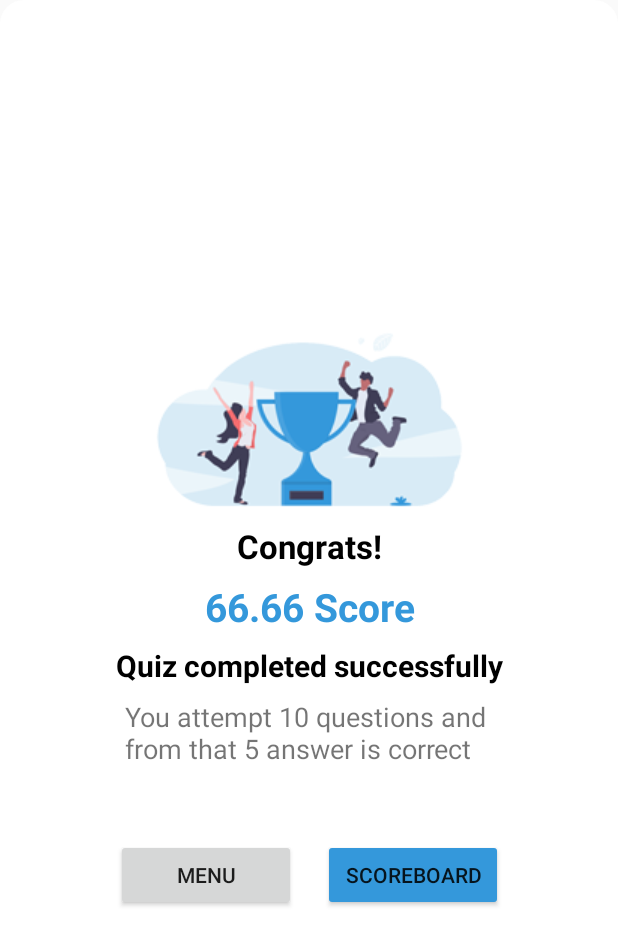
After one commit to fifoaugie06/Kasitom, an Android app: the layout dialog_scoreboard.xml on its own in the app's theme, with its tools: preview values and no code run, on a phone screen of 412 x 824 dp. The commit adds this screen. Shown: the top 945 px of the screen. Run offline under Robolectric (Android 15) with nearby library versions, the phone set to English and light mode, and no system bars.

Commit message:
update ui scoreboard

```diff
--- a/app/src/main/java/com/example/kasitom/quiz/QuizActivity.java
+++ b/app/src/main/java/com/example/kasitom/quiz/QuizActivity.java
@@ -4,17 +4,22 @@ import androidx.annotation.NonNull;
 import androidx.annotation.Nullable;
 import androidx.appcompat.app.AppCompatActivity;
 
+import android.app.Dialog;
 import android.graphics.Color;
 import android.graphics.Typeface;
+import android.graphics.drawable.ColorDrawable;
 import android.graphics.drawable.Drawable;
+import android.graphics.drawable.InsetDrawable;
 import android.os.Bundle;
 import android.os.CountDownTimer;
 import android.os.Handler;
 import android.util.Log;
 import android.view.MenuItem;
 import android.view.View;
+import android.view.Window;
 import android.view.animation.RotateAnimation;
 import android.widget.Button;
+import android.widget.LinearLayout;
 import android.widget.ProgressBar;
 import android.widget.TextView;
 import android.widget.Toast;
@@ -62,7 +67,6 @@ public class QuizActivity extends AppCompatActivity {
 
         initView();
         countQuestionData(); //Count max data quiz Firebase
-
 
         getSupportActionBar().hide();
     }
@@ -284,7 +288,6 @@ public class QuizActivity extends AppCompatActivity {
         }
     }
 
-
     private void reverseTimer(long countQuestion) {
         RotateAnimation makeVertical = new RotateAnimation(0, -90, RELATIVE_TO_SELF, 0.5f, RELATIVE_TO_SELF, 0.5f);
         makeVertical.setFillAfter(true);
@@ -341,7 +344,7 @@ public class QuizActivity extends AppCompatActivity {
         submitScoreBoard(new dataScoreBoard(googleSignInAccount.getDisplayName(), googleSignInAccount.getPhotoUrl().toString(),
                 String.valueOf(correct), decim.format(nilai)));
 
-        //Toast.makeText(QuizActivity.this, decim.format(nilai), Toast.LENGTH_LONG).show();
+        showDialogGameOver(decim.format(nilai), String.valueOf(correct), daftarQuiz.size());
     }
 
     private void submitScoreBoard(final dataScoreBoard dataScoreBoard) {
@@ -358,7 +361,7 @@ public class QuizActivity extends AppCompatActivity {
 
                         @Override
                         public void onDataChange(@NonNull DataSnapshot dataSnapshot) {
-
+                            // Jika child sudah dibuat
                             // Cek apakah nilai yang baru didapat lebih besar dari nilai di database
                             // jika iya replace nilai didatabase
                             float nilaiBaru = Float.parseFloat(decim.format(nilai));
@@ -378,6 +381,7 @@ public class QuizActivity extends AppCompatActivity {
                         }
                     });
                 }else {
+                    // Jika child belum ada, buat child dan isi dulu untuk pertama kali
                     database.child("scoreboard")
                             .child(dataScoreBoard.getNama())
                             .setValue(dataScoreBoard)
@@ -397,7 +401,8 @@ public class QuizActivity extends AppCompatActivity {
         });
     }
 
-    private void updateNilaiBaru(dataScoreBoard dataScoreBoard) {
+    // Jika ada nilai lebih besar dari yang ada didatabase update nilai
+    private void updateNilaiBaru(final dataScoreBoard dataScoreBoard) {
         database.child("scoreboard")
                 .child(dataScoreBoard.getNama())
                 .setValue(dataScoreBoard).addOnSuccessListener(new OnSuccessListener<Void>() {
@@ -408,6 +413,24 @@ public class QuizActivity extends AppCompatActivity {
         });
     }
 
+    private void showDialogGameOver(String nilai, String correct, int size) {
+        final Dialog dialog;
+        dialog = new Dialog(this);
+        Window window = dialog.getWindow();
+
+        window.setBackgroundDrawable(new InsetDrawable(new ColorDrawable(Color.TRANSPARENT), 50));
+        dialog.setContentView(R.layout.dialog_scoreboard);
+        dialog.show();
+        final TextView tvScore, tvAttempt;
+
+        tvScore = dialog.findViewById(R.id.tv_Score);
+        tvAttempt = dialog.findViewById(R.id.tv_attempt);
+
+        window.setLayout(LinearLayout.LayoutParams.MATCH_PARENT, LinearLayout.LayoutParams.WRAP_CONTENT);
+
+        tvScore.setText(nilai + " Score");
+        tvAttempt.setText("You attempt " + size + " questions and\nfrom that " + correct + " answer is correct");
+    }
 
     private void clearAnswer(Button button) {
         Drawable drawable = getResources().getDrawable(ic_edittext_style);
--- /dev/null
+++ b/app/src/main/res/drawable/ic_dialogscore_style.xml
@@ -0,0 +1,7 @@
+<?xml version="1.0" encoding="utf-8"?>
+<shape xmlns:android="http://schemas.android.com/apk/res/android"
+    android:shape="rectangle">
+    <solid android:color="@android:color/white"/>
+    <corners android:radius="16dp"/>
+
+</shape>
--- /dev/null
+++ b/app/src/main/res/layout/dialog_scoreboard.xml
@@ -0,0 +1,101 @@
+<?xml version="1.0" encoding="utf-8"?>
+<androidx.constraintlayout.widget.ConstraintLayout xmlns:android="http://schemas.android.com/apk/res/android"
+    xmlns:app="http://schemas.android.com/apk/res-auto"
+    android:layout_width="match_parent"
+    android:layout_height="match_parent"
+    xmlns:tools="http://schemas.android.com/tools"
+    android:background="@drawable/ic_dialogscore_style">
+
+    <androidx.constraintlayout.widget.ConstraintLayout
+        android:paddingTop="18dp"
+        android:paddingBottom="18dp"
+        android:layout_width="wrap_content"
+        android:layout_height="wrap_content"
+        app:layout_constraintBottom_toBottomOf="parent"
+        app:layout_constraintEnd_toEndOf="parent"
+        app:layout_constraintStart_toStartOf="parent"
+        app:layout_constraintTop_toTopOf="parent">
+
+        <ImageView
+            android:id="@+id/logo_winner"
+            android:layout_width="wrap_content"
+            android:layout_height="wrap_content"
+            android:src="@drawable/logo_winner"
+            app:layout_constraintEnd_toEndOf="parent"
+            app:layout_constraintStart_toStartOf="parent"
+            app:layout_constraintTop_toTopOf="parent" />
+
+        <TextView
+            android:id="@+id/tv_congrats"
+            android:layout_width="wrap_content"
+            android:layout_height="wrap_content"
+            android:layout_marginTop="@dimen/activity_vertical_margin"
+            android:text="Congrats!"
+            android:textColor="@android:color/black"
+            android:textSize="22sp"
+            android:textStyle="bold"
+            app:layout_constraintEnd_toEndOf="@+id/logo_winner"
+            app:layout_constraintStart_toStartOf="@+id/logo_winner"
+            app:layout_constraintTop_toBottomOf="@+id/logo_winner" />
+
+        <TextView
+            android:id="@+id/tv_Score"
+            android:textColor="@color/colorPrimary"
+            android:textStyle="bold"
+            android:textSize="26sp"
+            android:layout_marginTop="8dp"
+            android:layout_width="wrap_content"
+            android:layout_height="wrap_content"
+            app:layout_constraintEnd_toEndOf="@+id/tv_congrats"
+            app:layout_constraintStart_toStartOf="@+id/tv_congrats"
+            app:layout_constraintTop_toBottomOf="@id/tv_congrats"
+            tools:text="66.66 Score" />
+
+        <TextView
+            android:textSize="20sp"
+            android:textStyle="bold"
+            android:textColor="@android:color/black"
+            android:layout_marginTop="8dp"
+            android:id="@+id/tv_completeSucessfully"
+            android:layout_width="wrap_content"
+            android:layout_height="wrap_content"
+            android:text="Quiz completed successfully"
+            app:layout_constraintEnd_toEndOf="@+id/tv_Score"
+            app:layout_constraintStart_toStartOf="@+id/tv_Score"
+            app:layout_constraintTop_toBottomOf="@id/tv_Score" />
+
+        <TextView
+            android:id="@+id/tv_attempt"
+            android:layout_width="wrap_content"
+            android:layout_height="wrap_content"
+            android:layout_marginTop="8dp"
+            android:textSize="18sp"
+            app:layout_constraintEnd_toEndOf="@+id/tv_completeSucessfully"
+            app:layout_constraintStart_toStartOf="@+id/tv_completeSucessfully"
+            app:layout_constraintTop_toBottomOf="@id/tv_completeSucessfully"
+            tools:text="You attempt 10 questions and \nfrom that 5 answer is correct" />
+
+        <Button
+            android:elevation="2dp"
+            android:backgroundTint="@color/colorPrimary"
+            android:id="@+id/btn_scoreBoard"
+            android:layout_marginTop="48dp"
+            android:layout_width="120dp"
+            android:layout_height="wrap_content"
+            android:text="Scoreboard"
+            app:layout_constraintEnd_toEndOf="parent"
+            app:layout_constraintTop_toBottomOf="@+id/tv_attempt" />
+
+        <Button
+            android:id="@+id/btn_menu"
+            android:elevation="2dp"
+            android:layout_width="120dp"
+            android:layout_height="wrap_content"
+            android:layout_marginTop="48dp"
+            android:text="Menu"
+            app:layout_constraintStart_toStartOf="parent"
+            app:layout_constraintTop_toBottomOf="@+id/tv_attempt" />
+
+    </androidx.constraintlayout.widget.ConstraintLayout>
+
+</androidx.constraintlayout.widget.ConstraintLayout>
```
Also changed, not shown: app/src/main/res/drawable/logo_winner.png (added).
